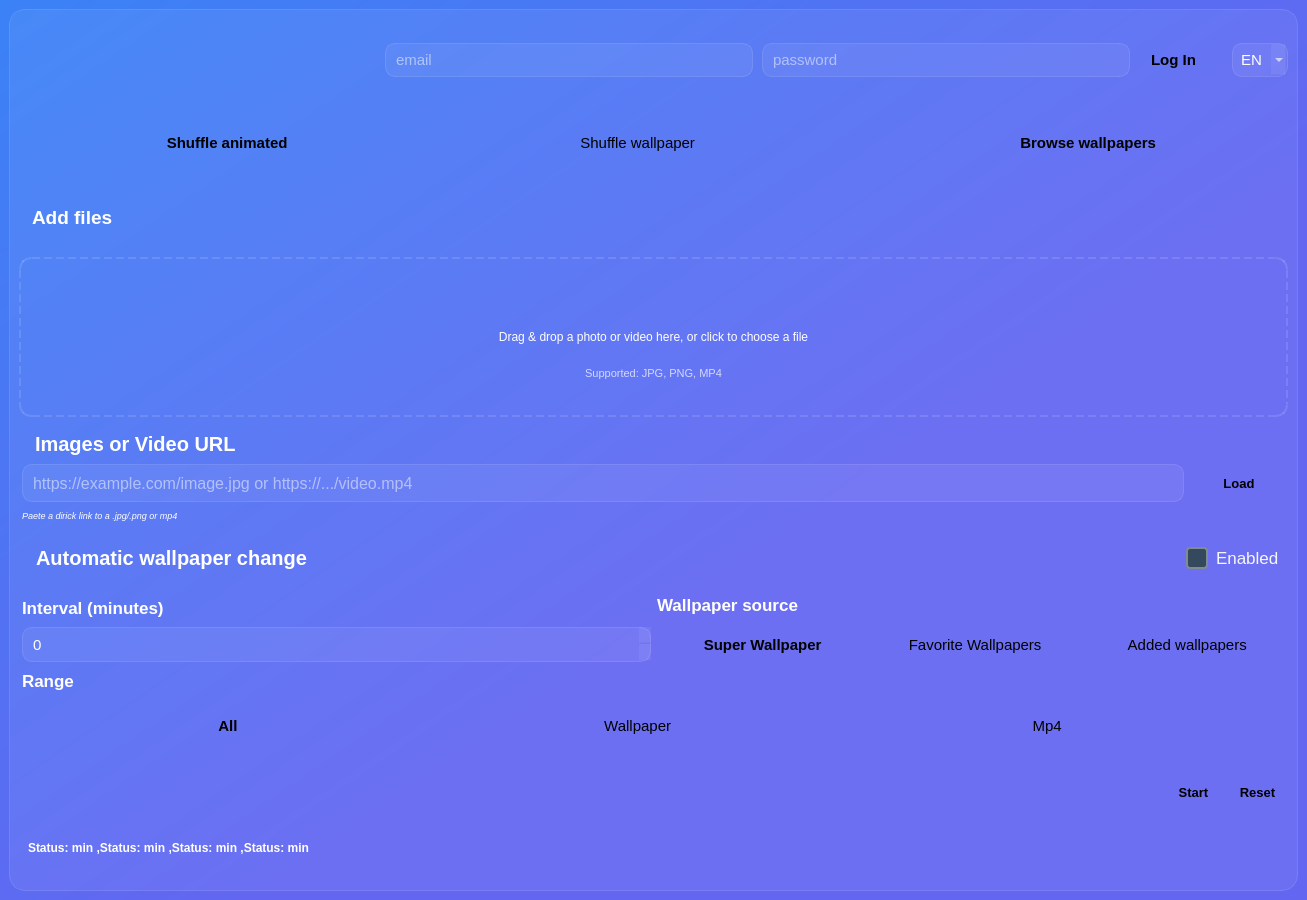
Old version of the form code/ui/main.ui in the repository Ernest-Macharia/Tepeciarnia.
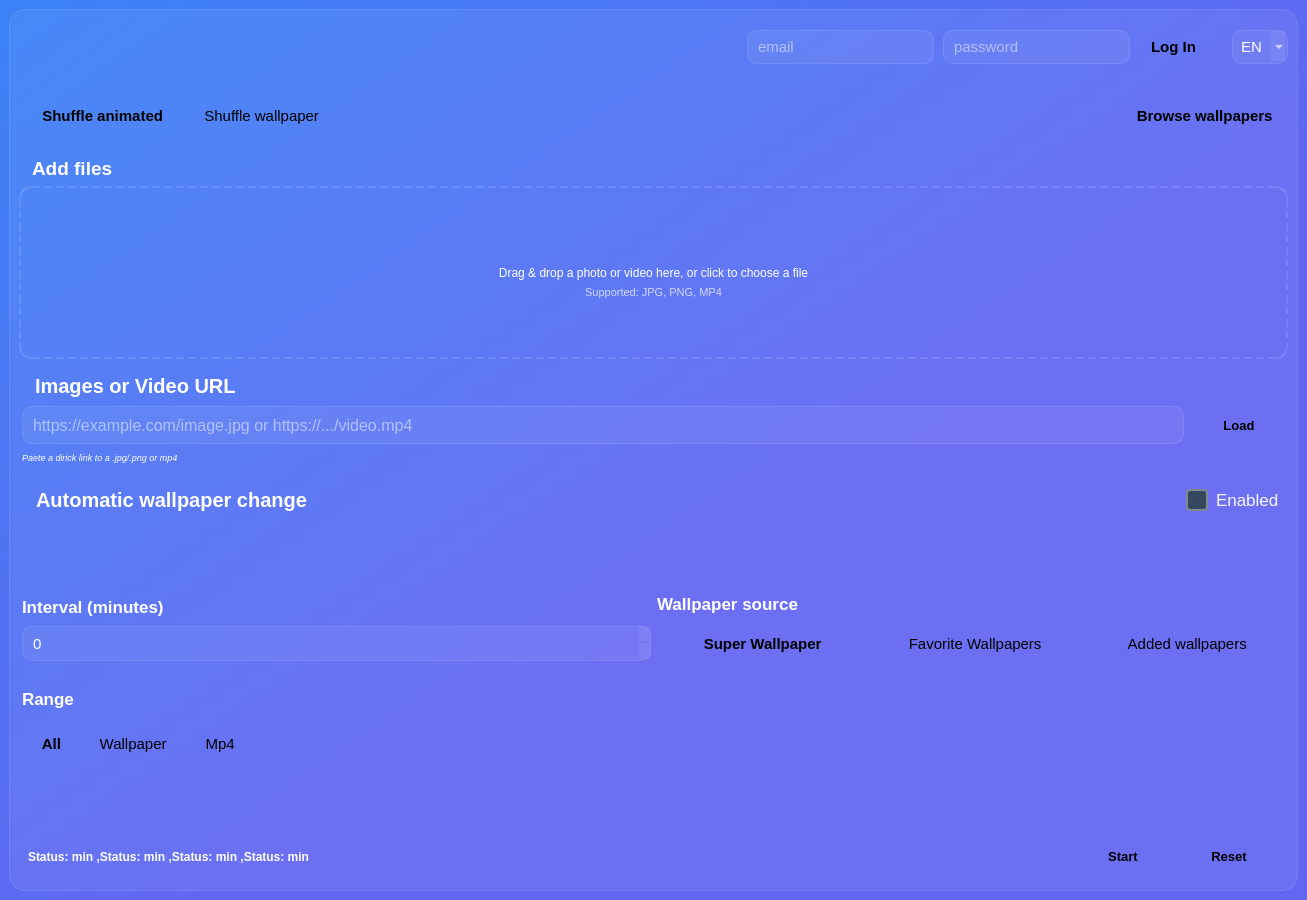
New version of the form. Icons and pictures are not drawn.

Patch:
```diff
--- a/code/ui/main.ui
+++ b/code/ui/main.ui
@@ -255,24 +255,19 @@
          <item>
           <layout class="QHBoxLayout" name="brandingLayout">
            <item>
-            <layout class="QVBoxLayout" name="titleLayout">
-             <item>
               <widget class="QLabel" name="logoLabel">
                <property name="sizePolicy">
-                <sizepolicy hsizetype="Minimum" vsizetype="Preferred">
+              <sizepolicy hsizetype="Preferred" vsizetype="Fixed">
                  <horstretch>0</horstretch>
                  <verstretch>0</verstretch>
                 </sizepolicy>
                </property>
                <property name="minimumSize">
                 <size>
-                 <width>292</width>
-                 <height>83</height>
-                </size>
-               </property>
-               <property name="styleSheet">
-                <string notr="true">QLabel { font-size: 20px; border-radius: 10px; padding: 8px; }</string>
-               </property>
+               <width>0</width>
+               <height>0</height>
+              </size>
+             </property>
                <property name="text">
                 <string/>
                </property>
@@ -280,23 +275,37 @@
                 <pixmap resource="../scripts/ui/icons/icons.qrc">:/icons/logo_biale.svg</pixmap>
                </property>
                <property name="scaledContents">
-                <bool>true</bool>
-               </property>
-               <property name="icon" stdset="0">
-                <string>&quot;;/icons/llogo_biale.svg&quot;</string>
-               </property>
-              </widget>
-             </item>
-            </layout>
+              <bool>false</bool>
+             </property>
+             <property name="alignment">
+              <set>Qt::AlignCenter</set>
+             </property>
+            </widget>
            </item>
           </layout>
          </item>
          <item>
           <spacer name="hSpacer1">
+           <property name="orientation">
+            <enum>Qt::Vertical</enum>
+           </property>
            <property name="sizeHint" stdset="0">
             <size>
-             <width>0</width>
-             <height>0</height>
+             <width>13</width>
+             <height>13</height>
+            </size>
+           </property>
+          </spacer>
+         </item>
+         <item>
+          <spacer name="horizontalSpacer">
+           <property name="orientation">
+            <enum>Qt::Horizontal</enum>
+           </property>
+           <property name="sizeHint" stdset="0">
+            <size>
+             <width>40</width>
+             <height>20</height>
             </size>
            </property>
           </spacer>
@@ -383,6 +392,12 @@
            </item>
            <item>
             <widget class="QLabel" name="language_icon">
+             <property name="sizePolicy">
+              <sizepolicy hsizetype="Preferred" vsizetype="Fixed">
+               <horstretch>0</horstretch>
+               <verstretch>0</verstretch>
+              </sizepolicy>
+             </property>
              <property name="font">
               <font>
                <pointsize>8</pointsize>
@@ -534,7 +549,10 @@
            </widget>
           </item>
           <item>
-           <spacer name="horizontalSpacer">
+           <spacer name="horizontalSpacer_7">
+            <property name="orientation">
+             <enum>Qt::Horizontal</enum>
+            </property>
             <property name="sizeHint" stdset="0">
              <size>
               <width>40</width>
@@ -577,9 +595,17 @@
         </widget>
        </item>
        <item>
+        <layout class="QVBoxLayout" name="upload_box_v_box_layout">
+         <item>
         <layout class="QHBoxLayout" name="add_file_h_layout">
          <item>
           <widget class="QLabel" name="add_files_icon">
+             <property name="sizePolicy">
+              <sizepolicy hsizetype="Preferred" vsizetype="Fixed">
+               <horstretch>0</horstretch>
+               <verstretch>0</verstretch>
+              </sizepolicy>
+             </property>
            <property name="text">
             <string/>
            </property>
@@ -591,7 +617,7 @@
          <item>
           <widget class="QLabel" name="add_file_label">
            <property name="sizePolicy">
-            <sizepolicy hsizetype="Expanding" vsizetype="Preferred">
+              <sizepolicy hsizetype="Expanding" vsizetype="Fixed">
              <horstretch>0</horstretch>
              <verstretch>0</verstretch>
             </sizepolicy>
@@ -610,6 +636,9 @@
          </item>
          <item>
           <spacer name="horizontalSpacer_6">
+             <property name="orientation">
+              <enum>Qt::Horizontal</enum>
+             </property>
            <property name="sizeHint" stdset="0">
             <size>
              <width>40</width>
@@ -653,8 +682,27 @@
           <item>
            <widget class="QFrame" name="upload_area_empty_frame">
             <layout class="QVBoxLayout" name="upload_area_empty_v_box">
+               <item>
+                <spacer name="verticalSpacer_3">
+                 <property name="orientation">
+                  <enum>Qt::Vertical</enum>
+                 </property>
+                 <property name="sizeHint" stdset="0">
+                  <size>
+                   <width>20</width>
+                   <height>40</height>
+                  </size>
+                 </property>
+                </spacer>
+               </item>
              <item>
               <widget class="QLabel" name="uploadIcon">
+                 <property name="sizePolicy">
+                  <sizepolicy hsizetype="Preferred" vsizetype="Fixed">
+                   <horstretch>0</horstretch>
+                   <verstretch>0</verstretch>
+                  </sizepolicy>
+                 </property>
                <property name="autoFillBackground">
                 <bool>false</bool>
                </property>
@@ -693,6 +741,12 @@
              </item>
              <item>
               <widget class="QLabel" name="uploadSupported">
+                 <property name="sizePolicy">
+                  <sizepolicy hsizetype="Preferred" vsizetype="Fixed">
+                   <horstretch>0</horstretch>
+                   <verstretch>0</verstretch>
+                  </sizepolicy>
+                 </property>
                <property name="styleSheet">
                 <string notr="true">QLabel { color: rgba(255,255,255,0.72); font-size:11px; }</string>
                </property>
@@ -707,11 +761,26 @@
                </property>
               </widget>
              </item>
+               <item>
+                <spacer name="verticalSpacer_2">
+                 <property name="orientation">
+                  <enum>Qt::Vertical</enum>
+                 </property>
+                 <property name="sizeHint" stdset="0">
+                  <size>
+                   <width>20</width>
+                   <height>40</height>
+                  </size>
+                 </property>
+                </spacer>
+               </item>
             </layout>
            </widget>
           </item>
          </layout>
         </widget>
+         </item>
+        </layout>
        </item>
        <item>
         <widget class="QFrame" name="url_loader_qframe">
@@ -786,6 +855,9 @@
             </item>
             <item>
              <spacer name="horizontalSpacer_4">
+              <property name="orientation">
+               <enum>Qt::Vertical</enum>
+              </property>
               <property name="sizeHint" stdset="0">
                <size>
                 <width>40</width>
@@ -841,6 +913,7 @@
                 <pointsize>10</pointsize>
                 <weight>75</weight>
                 <bold>true</bold>
+                <kerning>true</kerning>
                </font>
               </property>
               <property name="cursor">
@@ -996,6 +1069,19 @@
          </layout>
         </widget>
        </item>
+       <item>
+        <spacer name="verticalSpacer">
+         <property name="orientation">
+          <enum>Qt::Vertical</enum>
+         </property>
+         <property name="sizeHint" stdset="0">
+          <size>
+           <width>20</width>
+           <height>40</height>
+          </size>
+         </property>
+        </spacer>
+       </item>
        <item>
         <widget class="QFrame" name="source_n_interval_frame">
          <property name="sizePolicy">
@@ -1332,25 +1418,6 @@
               </item>
               <item>
                <spacer name="horizontalSpacer_5">
-                <property name="sizeHint" stdset="0">
-                 <size>
-                  <width>40</width>
-                  <height>20</height>
-                 </size>
-                </property>
-               </spacer>
-              </item>
-             </layout>
-            </item>
-           </layout>
-          </item>
-         </layout>
-        </widget>
-       </item>
-       <item>
-        <layout class="QHBoxLayout" name="start_reset_layout">
-         <item>
-          <spacer name="start_reset_spacer">
            <property name="orientation">
             <enum>Qt::Horizontal</enum>
            </property>
@@ -1362,47 +1429,28 @@
            </property>
           </spacer>
          </item>
-         <item>
-          <widget class="QPushButton" name="startButton">
-           <property name="font">
-            <font>
-             <pointsize>10</pointsize>
-             <weight>75</weight>
-             <bold>true</bold>
-            </font>
-           </property>
-           <property name="cursor">
-            <cursorShape>PointingHandCursor</cursorShape>
-           </property>
-           <property name="text">
-            <string>Start</string>
-           </property>
-           <property name="class" stdset="0">
-            <string>primary</string>
-           </property>
+             </layout>
+            </item>
+           </layout>
+          </item>
+         </layout>
           </widget>
          </item>
          <item>
-          <widget class="QPushButton" name="resetButton">
-           <property name="font">
-            <font>
-             <pointsize>10</pointsize>
-             <weight>75</weight>
-             <bold>true</bold>
-            </font>
-           </property>
-           <property name="cursor">
-            <cursorShape>PointingHandCursor</cursorShape>
-           </property>
-           <property name="text">
-            <string>Reset</string>
-           </property>
-           <property name="class" stdset="0">
-            <string>danger</string>
-           </property>
-          </widget>
-         </item>
-        </layout>
+        <layout class="QHBoxLayout" name="start_reset_layout"/>
+       </item>
+       <item>
+        <spacer name="verticalSpacer_10">
+         <property name="orientation">
+          <enum>Qt::Vertical</enum>
+         </property>
+         <property name="sizeHint" stdset="0">
+          <size>
+           <width>20</width>
+           <height>40</height>
+          </size>
+         </property>
+        </spacer>
        </item>
        <item>
         <widget class="QFrame" name="bottomFrame">
@@ -1423,6 +1471,9 @@
           </item>
           <item>
            <spacer name="horizontalSpacer_3">
+            <property name="orientation">
+             <enum>Qt::Horizontal</enum>
+            </property>
             <property name="sizeHint" stdset="0">
              <size>
               <width>40</width>
@@ -1431,6 +1482,58 @@
             </property>
            </spacer>
           </item>
+          <item>
+           <widget class="QPushButton" name="startButton">
+            <property name="minimumSize">
+             <size>
+              <width>100</width>
+              <height>0</height>
+             </size>
+            </property>
+            <property name="font">
+             <font>
+              <pointsize>10</pointsize>
+              <weight>75</weight>
+              <bold>true</bold>
+             </font>
+            </property>
+            <property name="cursor">
+             <cursorShape>PointingHandCursor</cursorShape>
+            </property>
+            <property name="text">
+             <string>Start</string>
+            </property>
+            <property name="class" stdset="0">
+             <string>primary</string>
+            </property>
+           </widget>
+          </item>
+          <item>
+           <widget class="QPushButton" name="resetButton">
+            <property name="minimumSize">
+             <size>
+              <width>100</width>
+              <height>0</height>
+             </size>
+            </property>
+            <property name="font">
+             <font>
+              <pointsize>10</pointsize>
+              <weight>75</weight>
+              <bold>true</bold>
+             </font>
+            </property>
+            <property name="cursor">
+             <cursorShape>PointingHandCursor</cursorShape>
+            </property>
+            <property name="text">
+             <string>Reset</string>
+            </property>
+            <property name="class" stdset="0">
+             <string>ghost</string>
+            </property>
+           </widget>
+          </item>
          </layout>
         </widget>
        </item>
```
Lines whose indentation alone changed are shown as unchanged.
